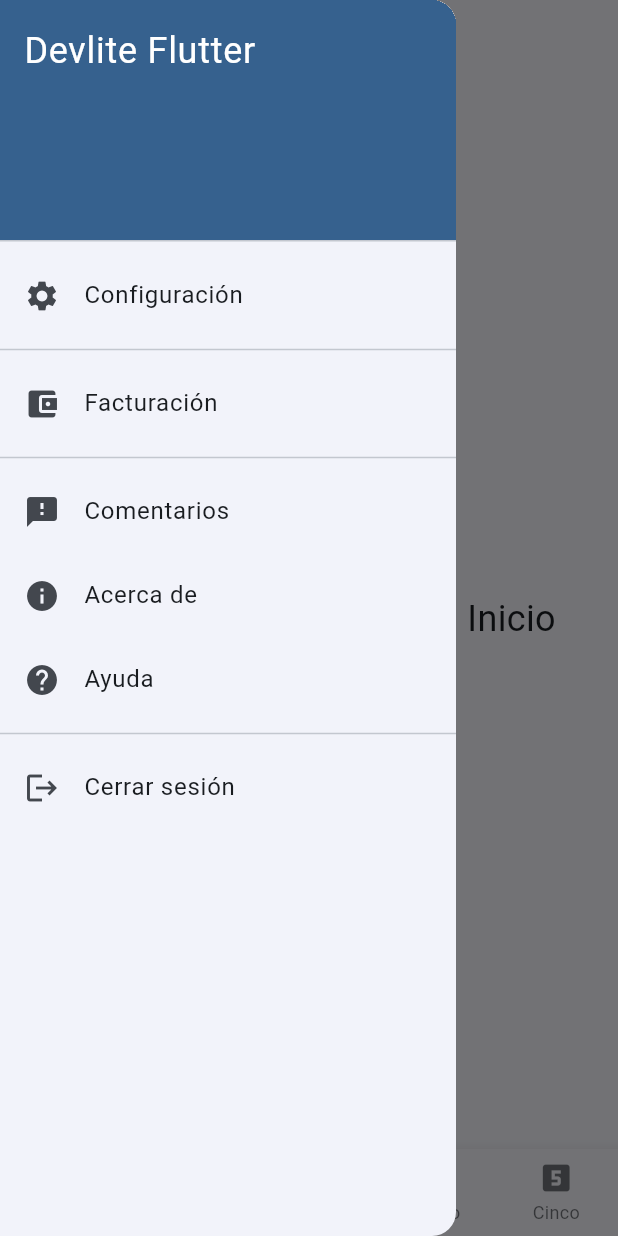
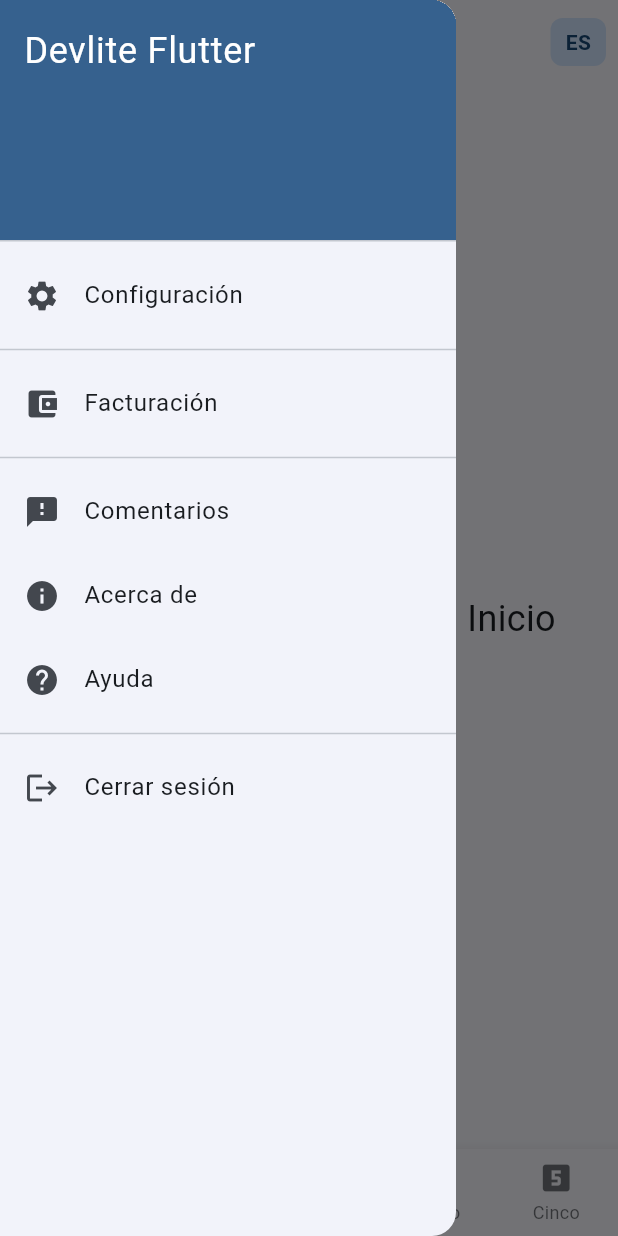
Before and after one commit to moztopia/devlite_flutter, a Flutter app: the screen it shows after launch, after a tap on "Ir a la pantalla de Inicio", after a tap on the "menu" icon, on a phone screen of 412 x 824 dp. Run offline on Flutter 3.47's test engine with Material 3 defaults, Android fonts, the phone set to English and light mode, and no system bars; our stand-ins replace dio; missing offline and left inert: window_manager; network calls fail.

Commit message:
added: language selector widget
Currently not functional .. just there.

```diff
--- a/lib/screens/primary_screen.dart
+++ b/lib/screens/primary_screen.dart
@@ -111,6 +111,9 @@
           _scaffoldKey.currentState?.openDrawer();
           mozPrint('Hamburger Menu (opened)', 'NAVIGATION', 'HEADER');
         },
+        actions: const [
+          HeaderLanguageSelector(),
+        ],
       ),
       drawer: Drawer(
         child: ListView.builder(
@@ -179,8 +182,10 @@
         ],
         currentIndex: _selectedIndex,
         selectedItemColor: Theme.of(context).colorScheme.primary,
-        unselectedItemColor:
-            Theme.of(context).colorScheme.onSurface.withValues(alpha: 0.6),
+        unselectedItemColor: Theme.of(context)
+            .colorScheme
+            .onSurface
+            .withAlpha((0.6 * 255).round()),
         onTap: _onItemTapped,
         type: BottomNavigationBarType.fixed,
       ),
--- a/lib/services/LocalizationService/localization_service.dart
+++ b/lib/services/LocalizationService/localization_service.dart
@@ -12,8 +12,10 @@
   Map<String, dynamic> _fallbackStrings = {};
   String _currentLocale = 'en';
   late String _fallbackLocale;
+  List<String> _availableLocales = [];
 
   String get currentLocale => _currentLocale;
+  List<String> get availableLocales => _availableLocales;
 
   Future<Map<String, dynamic>> _loadLocale(String locale) async {
     final String path = 'assets/languages/$locale.json';
@@ -83,16 +85,50 @@
   String _getDeviceLanguageCode() {
     final Configuration config = Configuration();
     final String? languageCode = config.getKey('device.locale.languageCode');
-    return languageCode ?? config.getKey('languages.fallback') ?? 'en';
+    return languageCode ?? config.getKey('language.fallback') ?? 'en';
   }
 
   Future<void> initializeLocale() async {
+    try {
+      final assetManifestString =
+          await rootBundle.loadString('AssetManifest.json');
+      final Map<String, dynamic> manifestMap = json.decode(assetManifestString);
+
+      final List<String> foundLocales = [];
+      for (final String assetPath in manifestMap.keys) {
+        if (assetPath.startsWith('assets/languages/') &&
+            assetPath.endsWith('.json') &&
+            !assetPath.contains('.source.json')) {
+          final String fileName = assetPath.split('/').last;
+          final String languageCode = fileName.replaceAll('.json', '');
+          foundLocales.add(languageCode);
+        }
+      }
+      _availableLocales = foundLocales.toSet().toList()..sort();
+      mozPrint('Discovered available locales: $_availableLocales',
+          'LOCALIZATION', 'SCAN');
+    } catch (e) {
+      mozPrint('Failed to scan AssetManifest.json for locales: $e',
+          'LOCALIZATION', 'SCAN', 'ERROR');
+      _availableLocales = [];
+    }
+
     final Configuration config = Configuration();
     _fallbackLocale = config.getKey('language.fallback') as String? ?? 'en';
 
     String? preferredLanguageCode =
         config.getKey('language.preferred') as String?;
     String langCode = preferredLanguageCode ?? _getDeviceLanguageCode();
+
+    if (!_availableLocales.contains(langCode)) {
+      mozPrint(
+          'Preferred language "$langCode" not found, falling back to "$_fallbackLocale".',
+          'LOCALIZATION',
+          'INIT',
+          'WARNING');
+      langCode = _fallbackLocale;
+    }
+
     _currentLocale = langCode;
 
     _localizedStrings = await _loadLocale(_currentLocale);
--- a/lib/startup/load_localization_data.dart
+++ b/lib/startup/load_localization_data.dart
@@ -3,6 +3,14 @@
 
 Future<void> loadLocalizationData() async {
   await LocalizationService().initializeLocale();
+
+  Configuration()
+      .setKey('language.available', LocalizationService().availableLocales);
+  mozPrint(
+      'Available languages saved to Configuration: ${LocalizationService().availableLocales}',
+      'STARTUP',
+      'DATA');
+
   mozPrint(
       'Localization data loaded based on device locale.', 'STARTUP', 'DATA');
 }
--- /dev/null
+++ b/lib/widgets/header_language_selector.dart
@@ -0,0 +1,50 @@
+import 'package:flutter/material.dart';
+import 'package:devlite_flutter/services/services.dart';
+import 'package:devlite_flutter/utilities/utilities.dart';
+
+class HeaderLanguageSelector extends StatelessWidget {
+  const HeaderLanguageSelector({super.key});
+
+  @override
+  Widget build(BuildContext context) {
+    final LocalizationService localizationService = LocalizationService();
+    final Configuration config = Configuration();
+
+    final String currentLangCode =
+        localizationService.currentLocale.toUpperCase();
+    final List<String> availableLanguages =
+        (config.getKey('language.available') as List?)?.cast<String>() ?? [];
+
+    return Padding(
+      padding: const EdgeInsets.only(right: 8.0),
+      child: PopupMenuButton<String>(
+        onSelected: (String selectedLanguage) {
+          mozPrint(
+              'Selected language: $selectedLanguage', 'LANGUAGE', 'SELECTOR');
+        },
+        itemBuilder: (BuildContext context) {
+          return availableLanguages.map((String langCode) {
+            return PopupMenuItem<String>(
+              value: langCode,
+              child: Text(langCode.toUpperCase()),
+            );
+          }).toList();
+        },
+        child: Container(
+          padding: const EdgeInsets.symmetric(horizontal: 10, vertical: 6),
+          decoration: BoxDecoration(
+            color: Theme.of(context).colorScheme.primaryContainer,
+            borderRadius: BorderRadius.circular(8),
+          ),
+          child: Text(
+            currentLangCode,
+            style: TextStyle(
+              color: Theme.of(context).colorScheme.onPrimaryContainer,
+              fontWeight: FontWeight.bold,
+            ),
+          ),
+        ),
+      ),
+    );
+  }
+}
--- a/lib/widgets/header_navigation.dart
+++ b/lib/widgets/header_navigation.dart
@@ -4,12 +4,14 @@
   final String title;
   final double height;
   final VoidCallback? onLeadingPressed;
+  final List<Widget>? actions;
 
   const TopNavigation({
     super.key,
     required this.title,
     required this.height,
     this.onLeadingPressed,
+    this.actions,
   });
 
   @override
@@ -24,6 +26,7 @@
           : const Center(
               child: Icon(Icons.menu),
             ),
+      actions: actions,
     );
   }
 
--- a/lib/widgets/widgets.dart
+++ b/lib/widgets/widgets.dart
@@ -1,3 +1,4 @@
 export 'package:devlite_flutter/widgets/footer_navigation.dart';
 export 'package:devlite_flutter/widgets/header_navigation.dart';
 export 'package:devlite_flutter/widgets/dialog_modal_yes_no.dart';
+export 'package:devlite_flutter/widgets/header_language_selector.dart';
```
